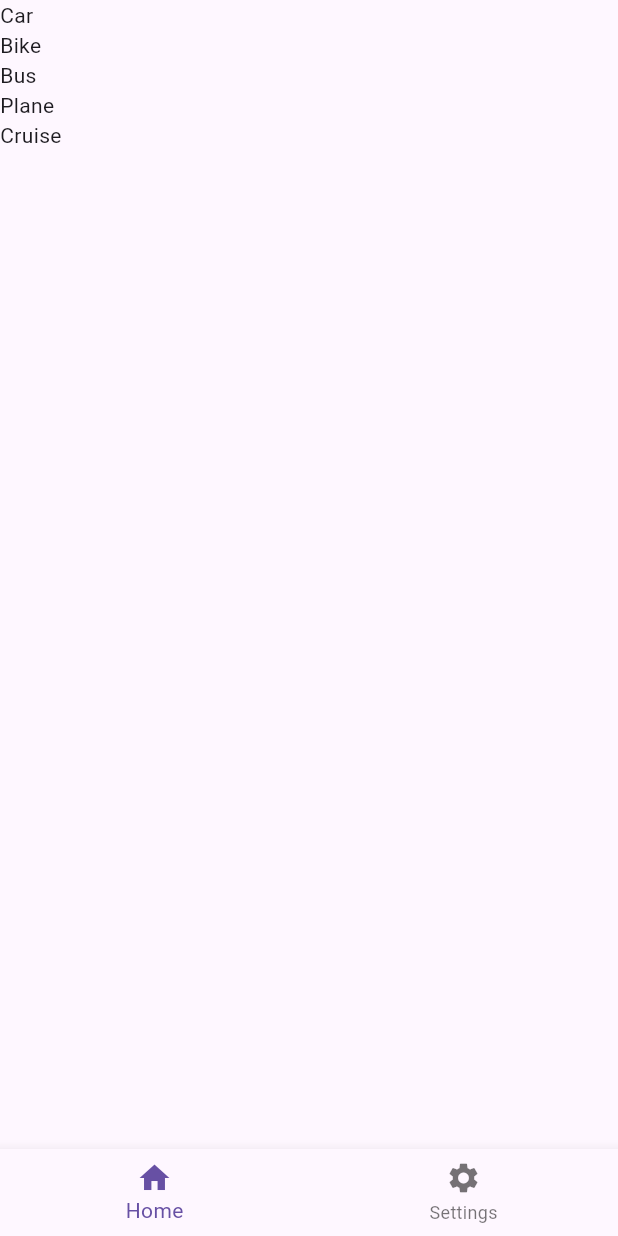
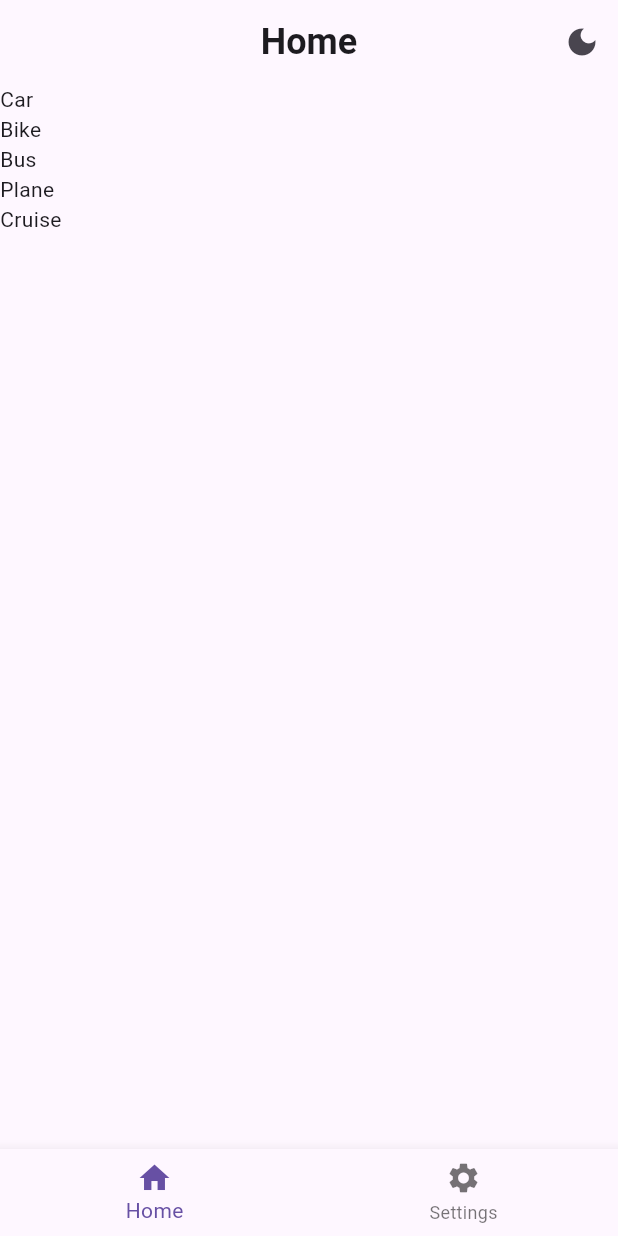
Before and after one commit to Gsdagustavo/projeto_final_flutter, a Flutter app: the screen it shows after launch, on a phone screen of 412 x 824 dp. Run offline on Flutter 3.47's test engine with Material 3 defaults, Android fonts, the phone set to English and light mode, and no system bars.

Commit message:
feat: create a custom app bar to be reused in the app's pages

```diff
--- a/lib/ui/pages/fab_page.dart
+++ b/lib/ui/pages/fab_page.dart
@@ -1,16 +1,24 @@
 import 'package:flutter/material.dart';
+import 'package:projeto_final_flutter/ui/widgets/my_app_bar.dart';
 
 import '../widgets/bottom_navigation_bar.dart';
 
 class FabPage extends StatelessWidget {
-  const FabPage({super.key, required this.body, required this.pageIndex});
+  const FabPage({
+    super.key,
+    required this.body,
+    required this.pageIndex,
+    required this.title,
+  });
 
+  final String title;
   final Widget body;
   final int pageIndex;
 
   @override
   Widget build(BuildContext context) {
     return Scaffold(
+      appBar: MyAppBar(title: title),
       body: body,
       bottomNavigationBar: MyBottomNavigationBar(currentIndex: pageIndex),
     );
--- a/lib/ui/pages/home_page.dart
+++ b/lib/ui/pages/home_page.dart
@@ -12,13 +12,12 @@ class HomePage extends StatelessWidget {
     final List<TransportTypes> items = TransportTypes.values;
 
     return FabPage(
-      body: Center(
-        child: ListView.builder(
-          itemCount: items.length,
-          itemBuilder: (context, index) {
-            return Text(items[index].getIntlTransportType(context));
-          },
-        ),
+      title: 'Home',
+      body: ListView.builder(
+        itemCount: items.length,
+        itemBuilder: (context, index) {
+          return Text(items[index].getIntlTransportType(context));
+        },
       ),
 
       pageIndex: 0,
--- a/lib/ui/pages/settings_page.dart
+++ b/lib/ui/pages/settings_page.dart
@@ -7,6 +7,10 @@ class SettingsPage extends StatelessWidget {
 
   @override
   Widget build(BuildContext context) {
-    return FabPage(body: Center(child: Text('Settings page')), pageIndex: 1,);
+    return FabPage(
+      title: 'Settings',
+      body: Center(child: Text('Settings page')),
+      pageIndex: 1,
+    );
   }
 }
--- /dev/null
+++ b/lib/ui/widgets/my_app_bar.dart
@@ -0,0 +1,29 @@
+import 'package:flutter/material.dart';
+
+class MyAppBar extends StatelessWidget implements PreferredSizeWidget {
+  const MyAppBar({super.key, required this.title, this.actions});
+
+  final String title;
+  final List<Widget>? actions;
+
+  @override
+  Widget build(BuildContext context) {
+    return AppBar(
+      title: Text(
+        title,
+        style: TextStyle(fontWeight: FontWeight.bold, fontSize: 24),
+      ),
+
+      centerTitle: true,
+
+      actions: [
+        /// TODO: Add theme toggling button
+        IconButton(onPressed: () {}, icon: Icon(Icons.dark_mode)),
+        ...?actions,
+      ],
+    );
+  }
+
+  @override
+  Size get preferredSize => Size.fromHeight(kToolbarHeight);
+}
```
Also changed, not shown: lib/generated/assets.dart.
